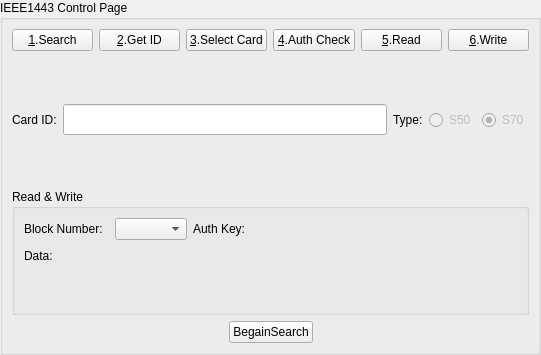
Above: rfidWidget/IEEE14443ControlWidget.ui from ziawerquart/RFID_ParkingSystemV2 before the change. Below: the same form after it.
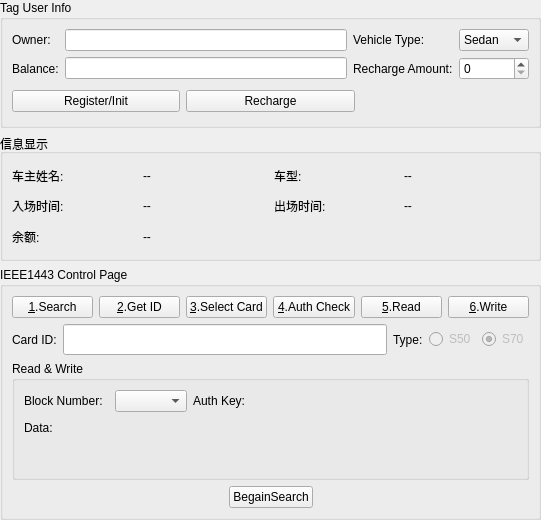
That is the form after the change. Custom widgets are drawn as their Qt base class.

Commit message: Enhance tag initialization and emulator control

What changed in the file:
```diff
--- a/rfidWidget/IEEE14443ControlWidget.ui
+++ b/rfidWidget/IEEE14443ControlWidget.ui
@@ -7,13 +7,208 @@
     <x>0</x>
     <y>0</y>
     <width>541</width>
-    <height>355</height>
+    <height>520</height>
    </rect>
   </property>
   <layout class="QVBoxLayout" name="verticalLayout">
    <property name="margin">
     <number>0</number>
    </property>
+   <item>
+    <widget class="QGroupBox" name="tagInfoGroupBox">
+     <property name="title">
+      <string>Tag User Info</string>
+     </property>
+     <layout class="QVBoxLayout" name="verticalLayout_2">
+      <item>
+       <layout class="QGridLayout" name="gridLayout">
+        <item row="0" column="0">
+         <widget class="QLabel" name="label_owner">
+          <property name="text">
+           <string>Owner:</string>
+          </property>
+         </widget>
+        </item>
+        <item row="0" column="1">
+         <widget class="QLineEdit" name="ownerNameEdit">
+          <property name="maxLength">
+           <number>12</number>
+          </property>
+         </widget>
+        </item>
+        <item row="0" column="2">
+         <widget class="QLabel" name="label_vehicle">
+          <property name="text">
+           <string>Vehicle Type:</string>
+          </property>
+         </widget>
+        </item>
+        <item row="0" column="3">
+         <widget class="QComboBox" name="vehicleTypeBox">
+          <item>
+           <property name="text">
+            <string>Sedan</string>
+           </property>
+          </item>
+          <item>
+           <property name="text">
+            <string>SUV</string>
+           </property>
+          </item>
+          <item>
+           <property name="text">
+            <string>Truck</string>
+           </property>
+          </item>
+          <item>
+           <property name="text">
+            <string>Electric</string>
+           </property>
+          </item>
+          <item>
+           <property name="text">
+            <string>Other</string>
+           </property>
+          </item>
+         </widget>
+        </item>
+        <item row="1" column="0">
+         <widget class="QLabel" name="label_balance">
+          <property name="text">
+           <string>Balance:</string>
+          </property>
+         </widget>
+        </item>
+        <item row="1" column="1">
+         <widget class="QLineEdit" name="balanceEdit">
+          <property name="readOnly">
+           <bool>true</bool>
+          </property>
+         </widget>
+        </item>
+        <item row="1" column="2">
+         <widget class="QLabel" name="label_recharge">
+          <property name="text">
+           <string>Recharge Amount:</string>
+          </property>
+         </widget>
+        </item>
+        <item row="1" column="3">
+         <widget class="QSpinBox" name="rechargeSpin">
+          <property name="maximum">
+           <number>100000</number>
+          </property>
+         </widget>
+        </item>
+       </layout>
+      </item>
+      <item>
+       <layout class="QHBoxLayout" name="horizontalLayout_infoButtons">
+        <item>
+         <widget class="QPushButton" name="registerBtn">
+          <property name="text">
+           <string>Register/Init</string>
+          </property>
+         </widget>
+        </item>
+        <item>
+         <widget class="QPushButton" name="rechargeBtn">
+          <property name="text">
+           <string>Recharge</string>
+          </property>
+         </widget>
+        </item>
+        <item>
+         <widget class="QLabel" name="parkingStatusLabel">
+          <property name="text">
+           <string/>
+          </property>
+         </widget>
+        </item>
+       </layout>
+      </item>
+     </layout>
+    </widget>
+   </item>
+   <item>
+    <widget class="QGroupBox" name="infoDisplayGroupBox">
+     <property name="title">
+      <string>信息显示</string>
+     </property>
+     <layout class="QGridLayout" name="gridLayout_5">
+      <item row="0" column="0">
+       <widget class="QLabel" name="label_infoOwner">
+        <property name="text">
+         <string>车主姓名:</string>
+        </property>
+       </widget>
+      </item>
+      <item row="0" column="1">
+       <widget class="QLabel" name="infoOwnerValue">
+        <property name="text">
+         <string>--</string>
+        </property>
+       </widget>
+      </item>
+      <item row="0" column="2">
+       <widget class="QLabel" name="label_infoVehicle">
+        <property name="text">
+         <string>车型:</string>
+        </property>
+       </widget>
+      </item>
+      <item row="0" column="3">
+       <widget class="QLabel" name="infoVehicleValue">
+        <property name="text">
+         <string>--</string>
+        </property>
+       </widget>
+      </item>
+      <item row="1" column="0">
+       <widget class="QLabel" name="label_infoEntry">
+        <property name="text">
+         <string>入场时间:</string>
+        </property>
+       </widget>
+      </item>
+      <item row="1" column="1">
+       <widget class="QLabel" name="infoEntryTimeValue">
+        <property name="text">
+         <string>--</string>
+        </property>
+       </widget>
+      </item>
+      <item row="1" column="2">
+       <widget class="QLabel" name="label_infoExit">
+        <property name="text">
+         <string>出场时间:</string>
+        </property>
+       </widget>
+      </item>
+      <item row="1" column="3">
+       <widget class="QLabel" name="infoExitTimeValue">
+        <property name="text">
+         <string>--</string>
+        </property>
+       </widget>
+      </item>
+      <item row="2" column="0">
+       <widget class="QLabel" name="label_infoBalance">
+        <property name="text">
+         <string>余额:</string>
+        </property>
+       </widget>
+      </item>
+      <item row="2" column="1" colspan="3">
+       <widget class="QLabel" name="infoBalanceValue">
+        <property name="text">
+         <string>--</string>
+        </property>
+       </widget>
+      </item>
+     </layout>
+    </widget>
+   </item>
    <item>
     <widget class="QGroupBox" name="groupBox">
      <property name="title">
```
The commit also changes 5 other files.
